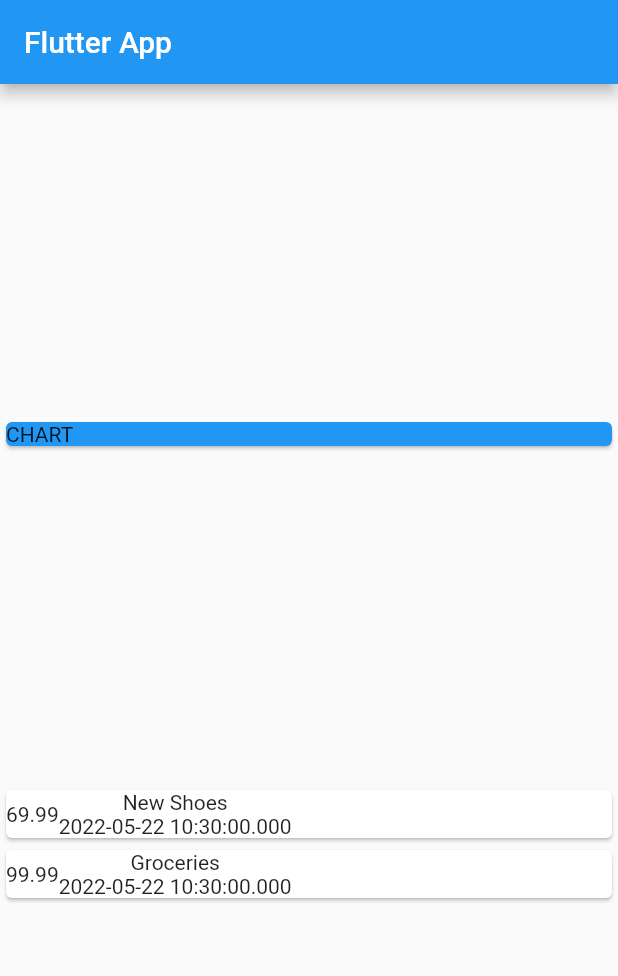
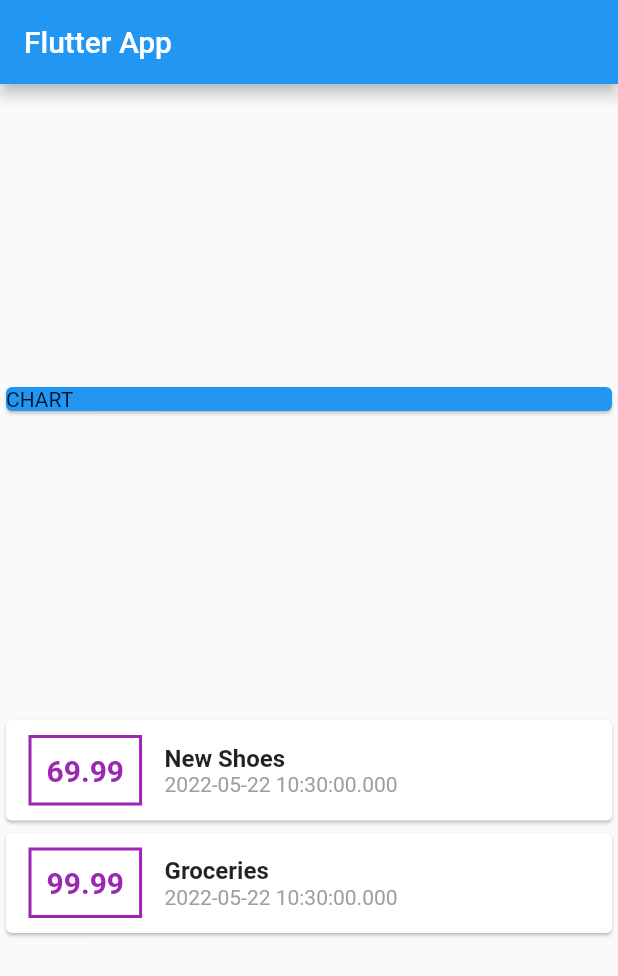
Before and after one commit to JoeyTheProgrammer/Flutter-Learning, a Flutter app: the screen it shows after launch, on a phone screen of 412 x 824 dp. Shown: the top 976 px of the screen. Run offline on Flutter 3.47's test engine with Material 2 defaults, Android fonts, the phone set to English and light mode, and no system bars.

Commit message:
adding styling to the output static data

```diff
--- a/lib/main.dart
+++ b/lib/main.dart
@@ -54,14 +54,43 @@
               return Card(
                 child: Row(children: <Widget>[
                   Container(
+                    margin: EdgeInsets.symmetric(
+                      vertical: 10,
+                      horizontal: 15,
+                    ),
+                    decoration: BoxDecoration(
+                      border: Border.all(
+                        color: Colors.purple,
+                        width: 2,
+                      ),
+                    ),
+                    padding: EdgeInsets.all(10),
                     child: Text(
                       tx.amount.toString(),
+                      style: TextStyle(
+                        fontWeight: FontWeight.bold,
+                        fontSize: 20,
+                        color: Colors.purple,
+                      ),
                     ),
                   ),
-                  Column(children: <Widget>[
-                    Text(tx.title),
-                    Text(tx.date.toString()),
-                  ])
+                  Column(
+                      crossAxisAlignment: CrossAxisAlignment.start,
+                      children: <Widget>[
+                        Text(
+                          tx.title,
+                          style: TextStyle(
+                            fontWeight: FontWeight.bold,
+                            fontSize: 16,
+                          ),
+                        ),
+                        Text(
+                          tx.date.toString(),
+                          style: TextStyle(
+                            color: Colors.grey,
+                          ),
+                        ),
+                      ])
                 ]),
               );
             }).toList(),
```
